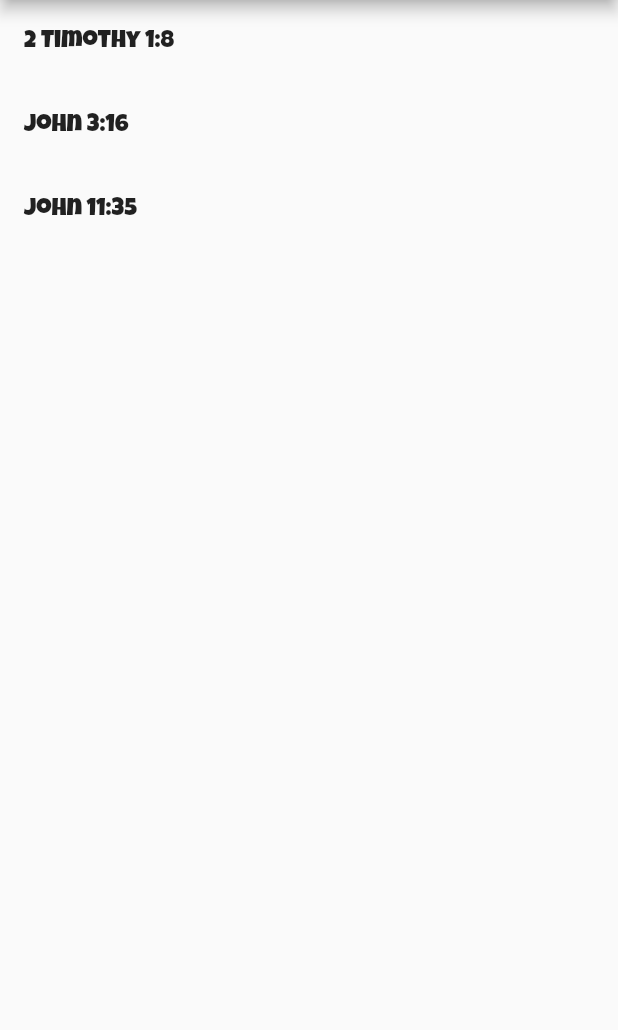
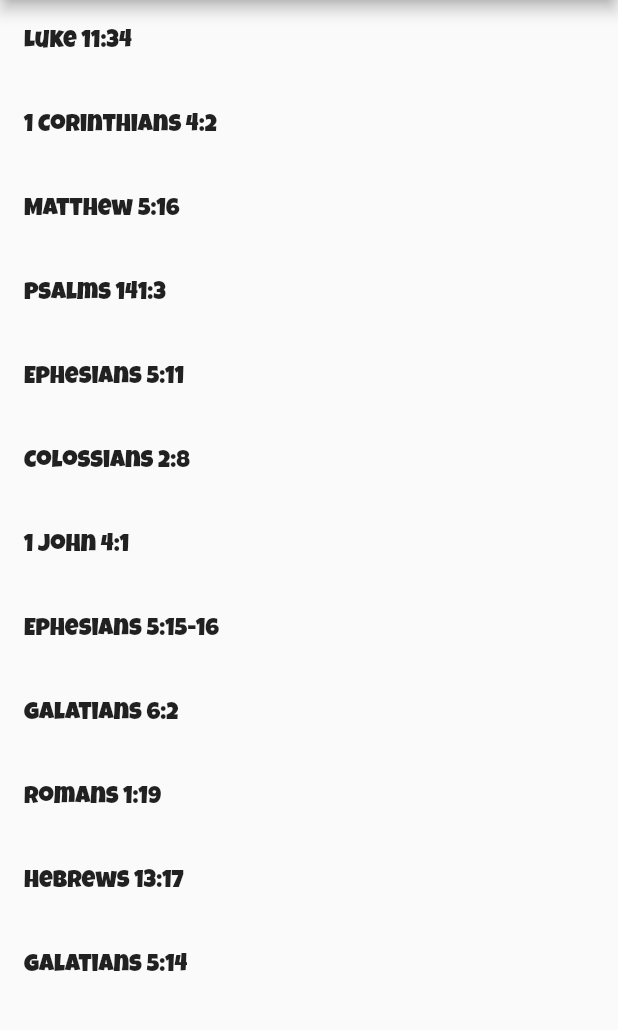
Before and after one commit to digitaleagle/mightymarks-kids, a Flutter app: the screen it shows after launch, on a phone screen of 412 x 824 dp, the part 84-1114 px from its top. Run offline on Flutter 3.47's test engine with Material 2 defaults, Android fonts, the phone set to English and light mode, and no system bars; our stand-ins replace flutter_svg.

Commit message:
updated the verse list to match verses chosen

```diff
--- a/lib/data/verse_list.dart
+++ b/lib/data/verse_list.dart
@@ -4,8 +4,17 @@ class VerseList {
   List<Verse> list = [];
 
   VerseList() {
-    list.add(Verse("Be not thou therefore ashamed of the testimony of our Lord, nor of me his prisoner: but be thou partaker of the afflictions of the gospel according to the power of God; (II Timothy 1:8)"));
-    list.add(Verse("For God so loved the world, that he gave his only begotten Son, that whosoever believeth in him should not perish, but have everlasting life. (John 3:16)"));
-    list.add(Verse("Jesus wept. (John 11:35)"));
+    list.add(Verse("The light of the body is the eye: therefore when thine eye is single, thy whole body also is full of light; but when thine eye is evil, thy body also is full of darkness. (Luke 11:34)"));
+    list.add(Verse("Moreover it is required in stewards, that a man be found faithful. (I Corinthians 4:2)"));
+    list.add(Verse("Let your light so shine before men, that they may see your good works, and glorify your Father which is in heaven. (Matthew 5:16)"));
+    list.add(Verse("Set a watch, O LORD, before my mouth; keep the door of my lips. (Psalms 141:3)"));
+    list.add(Verse("And have no fellowship with the unfruitful works of darkness, but rather reprove them. (Ephesians 5:11)"));
+    list.add(Verse("Beware lest any man spoil you through philosophy and vain deceit, after the tradition of men, after the rudiments of the world, and not after Christ. (Colossians 2:8)"));
+    list.add(Verse("Beloved, believe not every spirit, but try the spirits whether they are of God: because many false prophets are gone out into the world. (I John 4:1)"));
+    list.add(Verse("See then that ye walk circumspectly, not as fools, but as wise, Redeeming the time, because the days are evil. (Ephesians 5:15-16)"));
+    list.add(Verse("Bear ye one another’s burdens, and so fulfil the law of Christ. (Galatians 6:2)"));
+    list.add(Verse("Because that which may be known of God is manifest in them; for God hath shewed it unto them. (Romans 1:19)"));
+    list.add(Verse("Obey them that have the rule over you, and submit yourselves: for they watch for your souls, as they that must give account, that they may do it with joy, and not with grief: for that is unprofitable for you. (Hebrews 13:17)"));
+    list.add(Verse("For all the law is fulfilled in one word, even in this; Thou shalt love thy neighbour as thyself. (Galatians 5:14)"));
   }
 }
```
